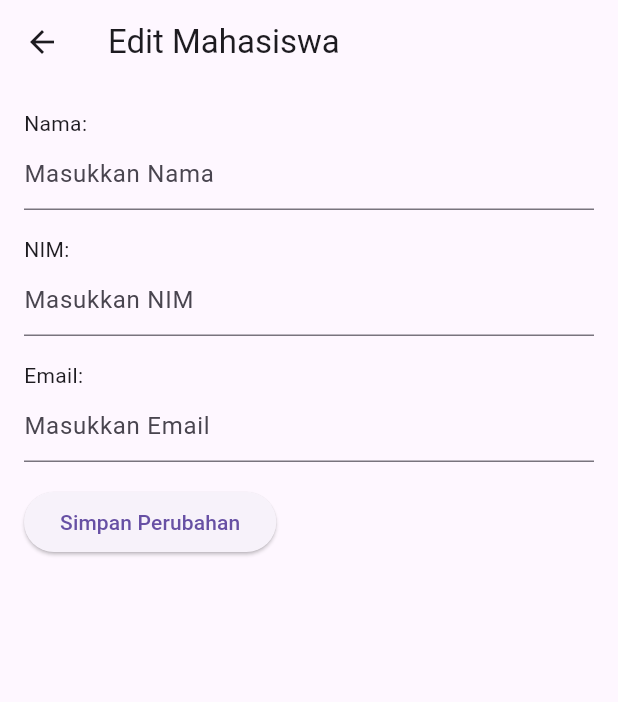
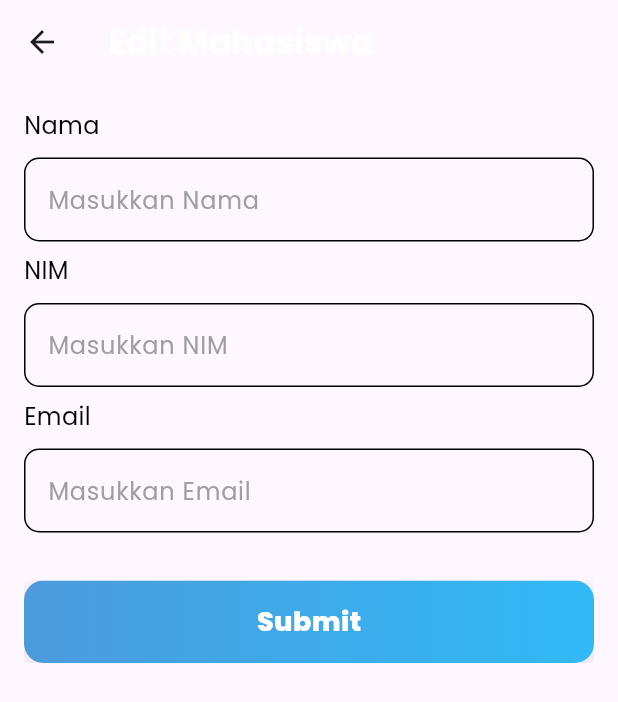
Before and after one commit to PlattenEcho/flutter_form, a Flutter app: the EditMahasiswa screen opened by its route, on a phone screen of 412 x 824 dp. Shown: the top 702 px of the screen. Run offline on Flutter 3.47's test engine with Material 3 defaults, Android fonts, the phone set to English and light mode, and no system bars; our stand-ins replace flutter_bloc, google_fonts, sqflite; accounts and stored records are empty.

Commit message:
fix edit_mahasiswa

```diff
--- a/lib/ui/models/mahasiswa.dart
+++ /dev/null
@@ -1,22 +0,0 @@
-class Mahasiswa {
-  final int id;
-  final String nama;
-  final String nim;
-  final String email;
-
-  Mahasiswa(
-      {required this.id,
-      required this.nama,
-      required this.nim,
-      required this.email});
-
-  Mahasiswa.fromMap(Map<String, dynamic> item)
-      : id = item["id"],
-        nama = item["nama"],
-        nim = item["nim"],
-        email = item["email"];
-
-  Map<String, Object> toMap() {
-    return {'id': id, 'nama': nama, 'nim': nim, 'email': email};
-  }
-}
--- a/lib/ui/pages/daftar_mahasiswa.dart
+++ b/lib/ui/pages/daftar_mahasiswa.dart
@@ -1,9 +1,6 @@
-// lib/pages/daftar_mahasiswa.dart
-
 import 'package:flutter/material.dart';
 import 'package:flutter_form/ui/pages/edit_mahasiswa.dart';
 import 'package:flutter_form/ui/services/sqflite.dart';
-import 'package:flutter_form/ui/shared/gaps.dart';
 import 'package:flutter_form/ui/widgets/card.dart';
 import '../shared/theme.dart';
 
@@ -41,11 +38,6 @@ class _DaftarMahasiswaState extends State<DaftarMahasiswa> {
         MaterialPageRoute(
             builder: (context) =>
                 EditMahasiswa(mahasiswaData: mahasiswa, arguments: id)));
-    // await Navigator.pushNamed(
-    //   context,
-    //   '/edit-mahasiswa',
-    //   arguments: id,
-    // );
     fetchMahasiswaData();
   }
 
@@ -82,7 +74,7 @@ class _DaftarMahasiswaState extends State<DaftarMahasiswa> {
             const SizedBox(height: 24),
             Expanded(
               child: ListView.builder(
-                physics: BouncingScrollPhysics(),
+                physics: const BouncingScrollPhysics(),
                 itemCount: mahasiswaList.length,
                 scrollDirection: Axis.vertical,
                 shrinkWrap: true,
--- a/lib/ui/pages/edit_mahasiswa.dart
+++ b/lib/ui/pages/edit_mahasiswa.dart
@@ -3,6 +3,10 @@
 import 'package:flutter/material.dart';
 import 'package:flutter_form/ui/services/sqflite.dart';
 import 'package:flutter_form/ui/shared/theme.dart';
+import 'package:flutter_form/ui/widgets/buttons.dart';
+
+import '../shared/gaps.dart';
+import '../widgets/textfield.dart';
 
 class EditMahasiswa extends StatefulWidget {
   final Map<String, dynamic> mahasiswaData;
@@ -33,41 +37,44 @@ class _EditMahasiswaState extends State<EditMahasiswa> {
 
   @override
   Widget build(BuildContext context) {
-    // mahasiswaId = ModalRoute.of(context)!.settings.arguments as int;
     return Scaffold(
       appBar: AppBar(
-        title: Text('Edit Mahasiswa'),
+        title: Text(
+          'Edit Mahasiswa',
+          style: whiteTextStyle.copyWith(fontWeight: bold),
+        ),
       ),
       body: Padding(
         padding: const EdgeInsets.all(16.0),
         child: Column(
           crossAxisAlignment: CrossAxisAlignment.start,
           children: [
-            Text('Nama:'),
-            TextField(
+            NewForm(
                 controller: _namaController,
-              decoration: InputDecoration(
-                hintText: 'Masukkan Nama',
-              ),
-            ),
-            SizedBox(height: 16),
-            Text('NIM:'),
-            TextField(
+                nama: "Nama",
+                hintText: "Masukkan Nama",
+                obscureText: false,
+                horizontalPadding: 0),
+            gapH8,
+            NewForm(
                 controller: _nimController,
-              decoration: InputDecoration(
-                hintText: 'Masukkan NIM',
-              ),
-            ),
-            SizedBox(height: 16),
-            Text('Email:'),
-            TextField(
+                nama: "NIM",
+                hintText: "Masukkan NIM",
+                obscureText: false,
+                horizontalPadding: 0),
+            gapH8,
+            NewForm(
                 controller: _emailController,
-              decoration: InputDecoration(
-                hintText: 'Masukkan Email',
-              ),
-            ),
-            SizedBox(height: 16),
-            ElevatedButton(
+                nama: "Email",
+                hintText: "Masukkan Email",
+                obscureText: false,
+                horizontalPadding: 0),
+            gapH32,
+            Button(
+                text: "Submit",
+                textColor: kWhiteColor,
+                startColor: kPrimary2Color,
+                endColor: kPrimaryColor,
                 onPressed: () async {
                   String nama = _namaController.text;
                   String nim = _nimController.text;
@@ -103,9 +110,7 @@ class _EditMahasiswaState extends State<EditMahasiswa> {
                       ),
                     );
                   }
-              },
-              child: Text('Simpan Perubahan'),
-            ),
+                }),
           ],
         ),
       ),
--- a/lib/ui/pages/input_form.dart
+++ b/lib/ui/pages/input_form.dart
@@ -1,6 +1,5 @@
 import 'package:flutter/gestures.dart';
 import 'package:flutter/material.dart';
-import 'package:flutter_form/ui/models/mahasiswa.dart';
 import 'package:flutter_form/ui/services/sqflite.dart';
 import 'package:flutter_form/ui/shared/gaps.dart';
 import 'package:flutter_form/ui/shared/theme.dart';
@@ -90,7 +89,6 @@ class _InputFormState extends State<InputForm> {
                         String nim = _nimController.text;
                         String email = _emailController.text;
 
-                        // Validasi jika form tidak kosong
                         if (nama.isNotEmpty &&
                             nim.isNotEmpty &&
                             email.isNotEmpty) {
--- a/lib/ui/widgets/card.dart
+++ b/lib/ui/widgets/card.dart
@@ -1,5 +1,4 @@
 import 'package:flutter/material.dart';
-import 'package:flutter_form/ui/models/mahasiswa.dart';
 import 'package:flutter_form/ui/shared/gaps.dart';
 import 'package:flutter_form/ui/shared/theme.dart';
 
```
Lines whose indentation alone changed are shown as unchanged.
